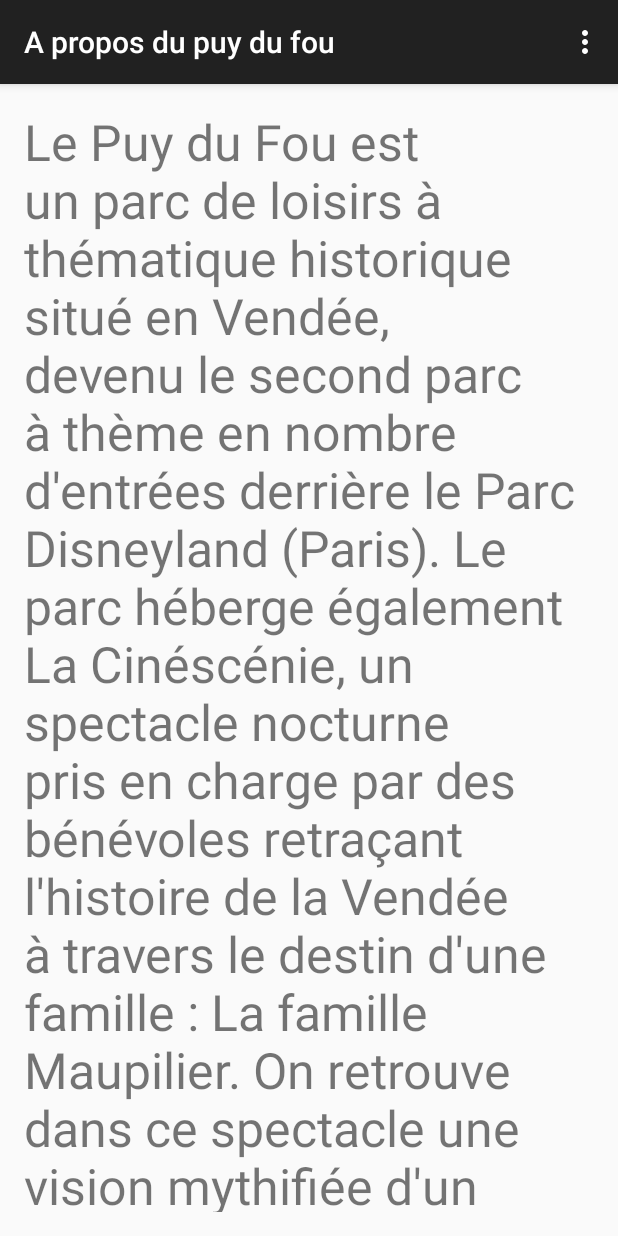
After one commit to Loert/projetandroid, an Android app: the Apropos screen opened directly, with no data from a screen before it, on a phone screen of 412 x 824 dp. The commit adds this screen. Run offline under Robolectric (Android 15) with nearby library versions, the phone set to English and light mode, and no system bars.

Commit message:
Fin du projet

```diff
--- a/app/src/main/AndroidManifest.xml
+++ b/app/src/main/AndroidManifest.xml
@@ -82,6 +82,10 @@
             android:name=".SpectacleAVenir"
             android:label="Spectacles a venir" >
         </activity>
+        <activity
+            android:name=".Apropos"
+            android:label="@string/title_activity_apropos" >
+        </activity>
     </application>
 
 </manifest>
--- /dev/null
+++ b/app/src/main/java/com/example/user/puydufoubatoto/Apropos.java
@@ -0,0 +1,38 @@
+package com.example.user.puydufoubatoto;
+
+import android.support.v7.app.ActionBarActivity;
+import android.os.Bundle;
+import android.view.Menu;
+import android.view.MenuItem;
+
+
+public class Apropos extends ActionBarActivity {
+
+    @Override
+    protected void onCreate(Bundle savedInstanceState) {
+        super.onCreate(savedInstanceState);
+        setContentView(R.layout.activity_apropos);
+    }
+
+    @Override
+    public boolean onCreateOptionsMenu(Menu menu) {
+        // Inflate the menu; this adds items to the action bar if it is present.
+        getMenuInflater().inflate(R.menu.menu_apropos, menu);
+        return true;
+    }
+
+    @Override
+    public boolean onOptionsItemSelected(MenuItem item) {
+        // Handle action bar item clicks here. The action bar will
+        // automatically handle clicks on the Home/Up button, so long
+        // as you specify a parent activity in AndroidManifest.xml.
+        int id = item.getItemId();
+
+        //noinspection SimplifiableIfStatement
+        if (id == R.id.action_settings) {
+            return true;
+        }
+
+        return super.onOptionsItemSelected(item);
+    }
+}
--- /dev/null
+++ b/app/src/main/res/layout/activity_apropos.xml
@@ -0,0 +1,18 @@
+<RelativeLayout xmlns:android="http://schemas.android.com/apk/res/android"
+    xmlns:tools="http://schemas.android.com/tools" android:layout_width="match_parent"
+    android:layout_height="match_parent" android:paddingLeft="@dimen/activity_horizontal_margin"
+    android:paddingRight="@dimen/activity_horizontal_margin"
+    android:paddingTop="@dimen/activity_vertical_margin"
+    android:paddingBottom="@dimen/activity_vertical_margin"
+    tools:context="com.example.user.puydufoubatoto.Apropos">
+
+    <TextView
+        android:layout_width="wrap_content"
+        android:layout_height="wrap_content"
+        android:text="Le Puy du Fou est un parc de loisirs à thématique historique situé en Vendée, devenu le second parc à thème en nombre d&apos;entrées derrière le Parc Disneyland (Paris). Le parc héberge également La Cinéscénie, un spectacle nocturne pris en charge par des bénévoles retraçant l&apos;histoire de la Vendée à travers le destin d&apos;une famille : La famille Maupilier. On retrouve dans ce spectacle une vision mythifiée d&apos;un consensus social qui aurait caractérisé la Vendée historique.  Le Puy du Fou est devenu le premier parc à thème d&apos;Europe à être distingué meilleur parc du monde en recevant le « Thea Classic Awards 2012 ». Il a depuis reçu de nombreux prix et distinctions lors de Applause Award et Parksmania Awards, pour la qualité des spectacles, des animations ou des effets spéciaux."
+        android:id="@+id/textView5"
+        android:textSize="50px"
+        android:layout_alignParentLeft="true"
+        android:layout_alignParentStart="true" />
+
+</RelativeLayout>
--- /dev/null
+++ b/app/src/main/res/menu/menu_apropos.xml
@@ -0,0 +1,7 @@
+<menu xmlns:android="http://schemas.android.com/apk/res/android"
+    xmlns:app="http://schemas.android.com/apk/res-auto"
+    xmlns:tools="http://schemas.android.com/tools"
+    tools:context="com.example.user.puydufoubatoto.Apropos">
+    <item android:id="@+id/action_settings" android:title="@string/action_settings"
+        android:orderInCategory="100" app:showAsAction="never" />
+</menu>
--- a/app/src/main/res/values/strings.xml
+++ b/app/src/main/res/values/strings.xml
@@ -21,4 +21,5 @@
     </string>
     <string name="title_activity_planning_optimise">PlanningOptimise</string>
     <string name="title_activity_spectacle_avenir">SpectacleAVenir</string>
+    <string name="title_activity_apropos">A propos du puy du fou</string>
 </resources>
```
Also changed, not shown: app/src/main/java/com/example/user/puydufoubatoto/Home.java (+7 -0 lines), app/src/main/res/layout/activity_home.xml (+10 -0 lines), app/src/main/res/drawable/banpuydufou.jpg (added).
